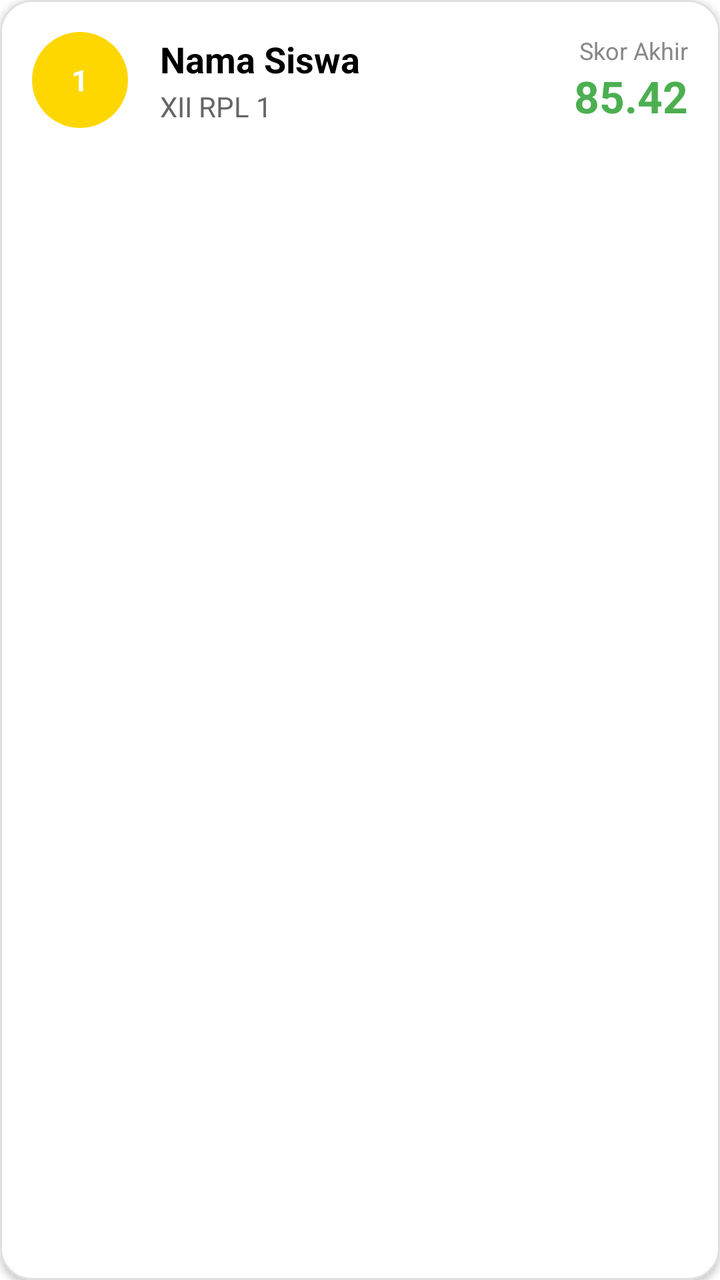
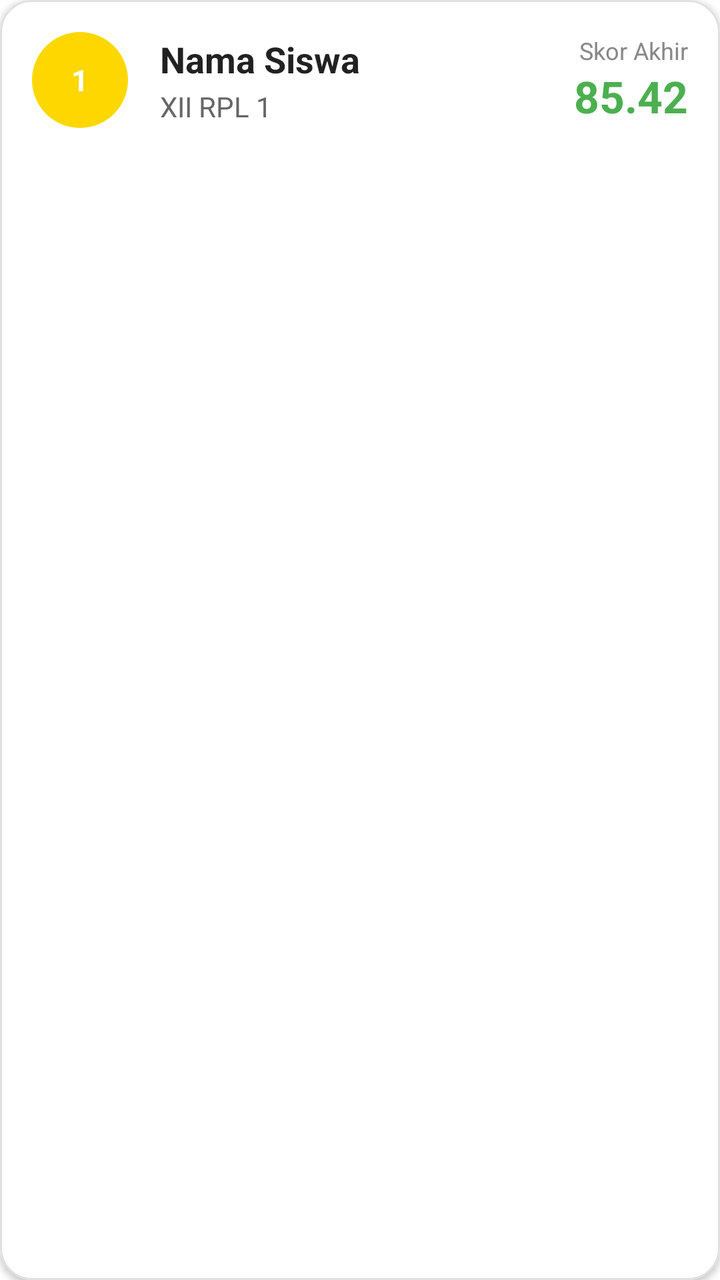

Screens rendered from an Android XML layout before and after an edit, with the pre-edit source and the edit as a unified diff.
<!-- AndroidManifest.xml: application theme Theme.TeladanAmaliah -->
<!-- res/layout/item_ranking.xml -->
<?xml version="1.0" encoding="utf-8"?>
<com.google.android.material.card.MaterialCardView xmlns:android="http://schemas.android.com/apk/res/android"
    xmlns:app="http://schemas.android.com/apk/res-auto"
    android:layout_width="match_parent"
    android:layout_height="wrap_content"
    android:layout_marginHorizontal="16dp"
    android:layout_marginVertical="6dp"
    app:cardCornerRadius="16dp"
    app:cardElevation="2dp"
    app:strokeWidth="1dp"
    app:strokeColor="#E0E0E0">

    <LinearLayout
        android:layout_width="match_parent"
        android:layout_height="wrap_content"
        android:orientation="horizontal"
        android:padding="16dp"
        android:gravity="center_vertical"
        android:background="?attr/selectableItemBackground">

        
        <FrameLayout
            android:id="@+id/flRankBadge"
            android:layout_width="48dp"
            android:layout_height="48dp"
            android:background="@drawable/bg_circle_rank"
            android:backgroundTint="#FFD700">
            

            <TextView
                android:id="@+id/tvRankNumber"
                android:layout_width="wrap_content"
                android:layout_height="wrap_content"
                android:text="1"
                android:textSize="15sp"
                android:textStyle="bold"
                android:textColor="@android:color/white"
                android:layout_gravity="center" />
        </FrameLayout>

        <LinearLayout
            android:layout_width="0dp"
            android:layout_height="wrap_content"
            android:layout_weight="1"
            android:orientation="vertical"
            android:layout_marginStart="16dp">

            <TextView
                android:id="@+id/tvNama"
                android:layout_width="wrap_content"
                android:layout_height="wrap_content"
                android:text="Nama Siswa"
                android:textSize="18sp"
                android:textStyle="bold"
                android:textColor="@color/black" />

            <TextView
                android:id="@+id/tvJurusan"
                android:layout_width="wrap_content"
                android:layout_height="wrap_content"
                android:text="XII RPL 1"
                android:textSize="14sp"
                android:textColor="#666666"
                android:layout_marginTop="2dp" />
        </LinearLayout>

        <LinearLayout
            android:layout_width="wrap_content"
            android:layout_height="wrap_content"
            android:orientation="vertical"
            android:gravity="end">

            <TextView
                android:layout_width="wrap_content"
                android:layout_height="wrap_content"
                android:text="Skor Akhir"
                android:textSize="12sp"
                android:textColor="#888888" />

            <TextView
                android:id="@+id/tvSkor"
                android:layout_width="wrap_content"
                android:layout_height="wrap_content"
                android:text="85.42"
                android:textSize="22sp"
                android:textStyle="bold"
                android:textColor="@color/success_green" />
        </LinearLayout>
    </LinearLayout>
</com.google.android.material.card.MaterialCardView>
<!-- resources referenced by this layout -->
<resources>
  <color name="black">#FF000000</color>
  <color name="success_green">#4CAF50</color>
  <!-- drawable bg_circle_rank (drawable) -->
  <?xml version="1.0" encoding="utf-8"?>
  <shape xmlns:android="http://schemas.android.com/apk/res/android"
      android:shape="oval">
      
      <solid android:color="#9E9E9E" />
  </shape>
  <style name="Theme.TeladanAmaliah" parent="Theme.MaterialComponents.DayNight.NoActionBar">
          
          <item name="colorPrimary">@color/purple_500</item>
          <item name="colorPrimaryVariant">@color/purple_700</item>
          <item name="colorOnPrimary">@color/white</item>
  
          
          <item name="colorSecondary">@color/teal_200</item>
          <item name="colorSecondaryVariant">@color/teal_700</item>
          <item name="colorOnSecondary">@color/black</item>
  
          
          <item name="android:statusBarColor">?attr/colorPrimaryVariant</item>
      </style>
  <color name="purple_500">#FF6200EE</color>
  <color name="purple_700">#FF3700B3</color>
  <color name="white">#FFFFFFFF</color>
  <color name="teal_200">#FF03DAC5</color>
  <color name="teal_700">#FF018786</color>
</resources>

<!-- the commit's change to res/layout/item_ranking.xml (unified diff, before → after) -->
@@ -52,7 +52,7 @@
                 android:text="Nama Siswa"
                 android:textSize="18sp"
                 android:textStyle="bold"
-                android:textColor="@color/black" />
+                android:textColor="?android:attr/textColorPrimary" />
 
             <TextView
                 android:id="@+id/tvJurusan"
